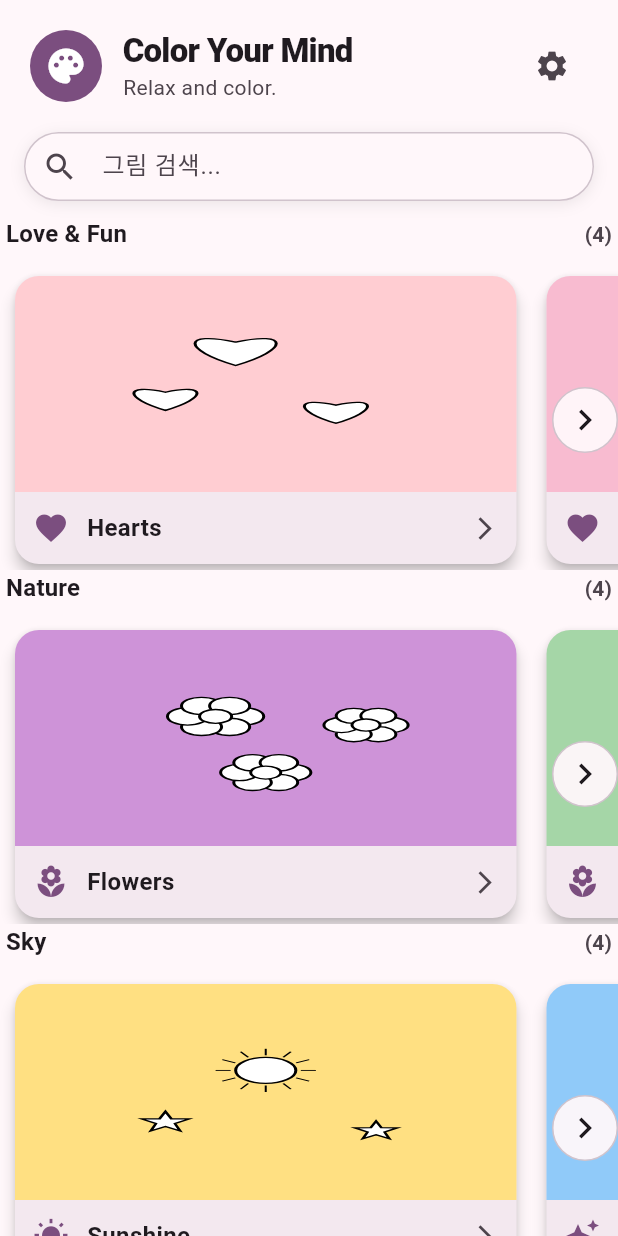
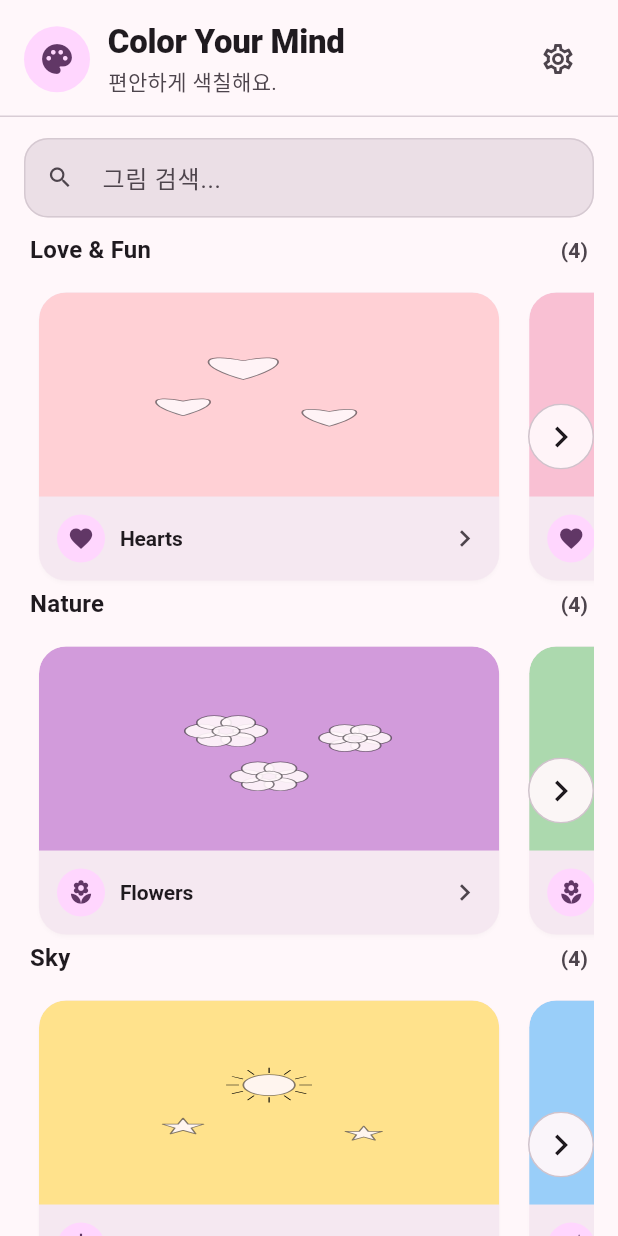
Before and after one commit to junnibear96/coloryourmind_flutter, a Flutter app: the screen it shows after launch, on a phone screen of 412 x 824 dp. Run offline on Flutter 3.47's test engine with Material 3 defaults, Android fonts, the phone set to English and light mode, and no system bars; our stand-ins replace file_picker; missing offline and left inert: dart:html, idb_shim.

Commit message:
20251226 반응형/애로 수정

```diff
--- a/lib/screens/coloring_page.dart
+++ b/lib/screens/coloring_page.dart
@@ -22,6 +22,7 @@ import '../state/my_drawings_store.dart';
 import '../utils/localization_utils.dart';
 import '../utils/shape_painter.dart';
 import '../utils/image_file_picker.dart';
+import '../utils/layout_breakpoints.dart';
 
 class ColoringPage extends StatefulWidget {
   final ColoringImage coloringImage;
@@ -125,7 +126,7 @@ class _ColoringPageState extends State<ColoringPage> {
             return AlertDialog(
               title: Text(tr('이미지 검색', 'Search images')),
               content: SizedBox(
-                width: 520,
+                width: AppLayout.imageSearchDialogWidth,
                 child: Column(
                   mainAxisSize: MainAxisSize.min,
                   children: [
@@ -142,7 +143,8 @@ class _ColoringPageState extends State<ColoringPage> {
                     ),
                     const SizedBox(height: 12),
                     ConstrainedBox(
-                      constraints: const BoxConstraints(maxHeight: 360),
+                      constraints: const BoxConstraints(
+                          maxHeight: AppLayout.imageSearchDialogMaxHeight),
                       child: results.isEmpty
                           ? Center(
                               child: Text(
@@ -1106,7 +1108,7 @@ class _ColoringPageState extends State<ColoringPage> {
 
     final theme = Theme.of(context);
     final cs = theme.colorScheme;
-    final isDesktop = MediaQuery.sizeOf(context).width >= 800;
+    final isDesktop = AppBreakpoints.editorIsDesktop(context);
 
     // Keep interaction mode independent of color selection.
     final MouseCursor cursor = _selectedTool == DrawingTool.pan
@@ -1126,7 +1128,7 @@ class _ColoringPageState extends State<ColoringPage> {
           body: SafeArea(
             child: LayoutBuilder(
               builder: (context, constraints) {
-                if (constraints.maxWidth >= 800) {
+                if (constraints.maxWidth >= AppBreakpoints.editorDesktopMinWidth) {
                   return Row(
                     children: [
                       _buildSidePanel(),
--- a/lib/screens/intro_page.dart
+++ b/lib/screens/intro_page.dart
@@ -5,6 +5,7 @@ import '../widgets/category_carousel_section.dart';
 import '../data/sample_data.dart';
 import '../state/app_state.dart';
 import '../utils/localization_utils.dart';
+import '../utils/layout_breakpoints.dart';
 import 'coloring_page.dart';
 
 class IntroPage extends StatefulWidget {
@@ -69,7 +70,7 @@ class _IntroPageState extends State<IntroPage> {
       body: SafeArea(
         child: Center(
           child: ConstrainedBox(
-            constraints: const BoxConstraints(maxWidth: 1200),
+            constraints: const BoxConstraints(maxWidth: AppLayout.contentMaxWidth),
             child: Column(
               children: [
                 _buildHeader(),
@@ -80,8 +81,14 @@ class _IntroPageState extends State<IntroPage> {
                     child: Column(
                       crossAxisAlignment: CrossAxisAlignment.start,
                       children: [
-                        _buildSearchBar(),
-                        ValueListenableBuilder<List<ColoringImage>>(
+                        Padding(
+                          padding: const EdgeInsets.fromLTRB(16, 14, 16, 0),
+                          child: _buildSearchBar(),
+                        ),
+                        const SizedBox(height: 10),
+                        Padding(
+                          padding: const EdgeInsets.symmetric(horizontal: 16),
+                          child: ValueListenableBuilder<List<ColoringImage>>(
                             valueListenable: uploadedImagesNotifier,
                             builder: (context, uploaded, _) {
                               if (uploaded.isEmpty) {
@@ -94,23 +101,32 @@ class _IntroPageState extends State<IntroPage> {
                               );
                             },
                           ),
-                        if (all.isEmpty)
-                          Container(
-                            height: 200,
-                            alignment: Alignment.center,
+                        ),
+                        Padding(
+                          padding: const EdgeInsets.symmetric(horizontal: 16),
+                          child: all.isEmpty
+                              ? SizedBox(
+                                  height: 220,
+                                  child: Center(
                                     child: Text(
                                       tr('검색 결과가 없습니다.', 'No results found.'),
-                              style: TextStyle(color: Colors.grey.shade500),
+                                      style: theme.textTheme.bodyMedium?.copyWith(
+                                        color: cs.onSurfaceVariant,
+                                      ),
+                                    ),
                                   ),
                                 )
-                        else
-                          ...groups.entries.map((entry) {
+                              : Column(
+                                  crossAxisAlignment: CrossAxisAlignment.start,
+                                  children: groups.entries.map((entry) {
                                     return CategoryCarouselSection(
                                       title: entry.key,
                                       images: entry.value,
                                       onTapImage: _openColoringPage,
                                     );
-                          }),
+                                  }).toList(growable: false),
+                                ),
+                        ),
                       ],
                     ),
                   ),
@@ -126,20 +142,27 @@ class _IntroPageState extends State<IntroPage> {
   Widget _buildHeader() {
     final theme = Theme.of(context);
     final cs = theme.colorScheme;
-    return Padding(
-      padding: const EdgeInsets.fromLTRB(20, 20, 20, 10),
+    return Material(
+      color: cs.surface,
+      child: Container(
+        padding: const EdgeInsets.fromLTRB(16, 14, 16, 12),
+        decoration: BoxDecoration(
+          border: Border(
+            bottom: BorderSide(color: cs.outlineVariant.withValues(alpha: 0.8)),
+          ),
+        ),
         child: Row(
           children: [
             Container(
-            width: 48,
-            height: 48,
+              width: 44,
+              height: 44,
               decoration: BoxDecoration(
-              color: cs.primary,
+                color: cs.primaryContainer,
                 shape: BoxShape.circle,
               ),
-            child: Icon(Icons.palette, color: cs.onPrimary, size: 28),
+              child: Icon(Icons.palette, color: cs.onPrimaryContainer, size: 24),
             ),
-          const SizedBox(width: 14),
+            const SizedBox(width: 12),
             Expanded(
               child: Column(
                 crossAxisAlignment: CrossAxisAlignment.start,
@@ -147,12 +170,13 @@ class _IntroPageState extends State<IntroPage> {
                   Text(
                     'Color Your Mind',
                     style: theme.textTheme.titleLarge?.copyWith(
-                    fontWeight: FontWeight.w900,
-                    letterSpacing: -0.5,
+                      fontWeight: FontWeight.w800,
+                      letterSpacing: -0.2,
                     ),
                   ),
+                  const SizedBox(height: 2),
                   Text(
-                  'Relax and color.',
+                    tr('편안하게 색칠해요.', 'Relax and color.'),
                     style: theme.textTheme.bodyMedium?.copyWith(
                       color: cs.onSurfaceVariant,
                     ),
@@ -163,13 +187,14 @@ class _IntroPageState extends State<IntroPage> {
             _buildSettingsMenu(),
           ],
         ),
+      ),
     );
   }
 
   Widget _buildSettingsMenu() {
     final cs = Theme.of(context).colorScheme;
     return PopupMenuButton<String>(
-      icon: Icon(Icons.settings, color: cs.onSurfaceVariant),
+      icon: Icon(Icons.settings_outlined, color: cs.onSurfaceVariant),
       tooltip: tr('설정', 'Settings'),
       onSelected: (val) {
         if (val == 'locale') {
@@ -198,30 +223,27 @@ class _IntroPageState extends State<IntroPage> {
 
   Widget _buildSearchBar() {
     final cs = Theme.of(context).colorScheme;
-    return Padding(
-      padding: const EdgeInsets.symmetric(horizontal: 16, vertical: 10),
-      child: Container(
-        height: 46,
-        decoration: BoxDecoration(
-          color: cs.surface,
-          borderRadius: BorderRadius.circular(24),
-          boxShadow: [
-            BoxShadow(
-              color: cs.shadow.withValues(alpha: 0.08),
-              blurRadius: 8,
-              offset: const Offset(0, 2),
-            ),
-          ],
-        ),
-        child: TextField(
+    return TextField(
       onChanged: _onSearchChanged,
       decoration: InputDecoration(
         hintText: tr('그림 검색...', 'Search images...'),
         prefixIcon: Icon(Icons.search, color: cs.onSurfaceVariant),
-            border: InputBorder.none,
-            contentPadding: const EdgeInsets.symmetric(vertical: 13),
+        filled: true,
+        fillColor: cs.surfaceContainerHighest,
+        border: OutlineInputBorder(
+          borderRadius: BorderRadius.circular(16),
+          borderSide: BorderSide(color: cs.outlineVariant.withValues(alpha: 0.8)),
         ),
+        enabledBorder: OutlineInputBorder(
+          borderRadius: BorderRadius.circular(16),
+          borderSide: BorderSide(color: cs.outlineVariant.withValues(alpha: 0.8)),
         ),
+        focusedBorder: OutlineInputBorder(
+          borderRadius: BorderRadius.circular(16),
+          borderSide: BorderSide(color: cs.primary.withValues(alpha: 0.9), width: 1.5),
+        ),
+        isDense: true,
+        contentPadding: const EdgeInsets.symmetric(horizontal: 14, vertical: 14),
       ),
     );
   }
--- /dev/null
+++ b/lib/utils/layout_breakpoints.dart
@@ -0,0 +1,60 @@
+import 'package:flutter/widgets.dart';
+
+/// Centralized responsive breakpoints for the app.
+///
+/// Keep all width thresholds here to avoid UI regressions on tablets/folds.
+class AppBreakpoints {
+  AppBreakpoints._();
+
+  /// At and above this width, prefer grid layouts over carousels.
+  static const double gridMinWidth = 680;
+
+  /// Canvas/editor splits into side panel + canvas.
+  static const double editorDesktopMinWidth = 800;
+
+  /// Grid column thresholds (Intro carousels -> grid).
+  static const double grid3ColsMinWidth = 900;
+  static const double grid4ColsMinWidth = 1100;
+
+  /// Carousel viewport thresholds.
+  static const double carousel3PeekMinWidth = 1100;
+  static const double carousel2PeekMinWidth = 820;
+  static const double carousel1PeekMinWidth = 560;
+
+  static double screenWidth(BuildContext context) =>
+      MediaQuery.sizeOf(context).width;
+
+  static bool useGrid(BuildContext context) =>
+      screenWidth(context) >= gridMinWidth;
+
+  static bool editorIsDesktop(BuildContext context) =>
+      screenWidth(context) >= editorDesktopMinWidth;
+
+  static int gridColumnsForWidth(double width) {
+    if (width >= grid4ColsMinWidth) return 4;
+    if (width >= grid3ColsMinWidth) return 3;
+    return 2;
+  }
+
+  static int gridColumns(BuildContext context) =>
+      gridColumnsForWidth(screenWidth(context));
+
+  static double carouselViewportFractionForWidth(double width) {
+    if (width >= carousel3PeekMinWidth) return 0.34; // show ~3 cards
+    if (width >= carousel2PeekMinWidth) return 0.46; // show ~2 cards
+    if (width >= carousel1PeekMinWidth) return 0.70; // show 1 + peek
+    return 0.86; // mobile
+  }
+}
+
+/// Centralized layout sizing tokens (non-breakpoint constants).
+class AppLayout {
+  AppLayout._();
+
+  /// Max readable width for content pages (Intro, etc.).
+  static const double contentMaxWidth = 1200;
+
+  /// Image search dialog sizing.
+  static const double imageSearchDialogWidth = 520;
+  static const double imageSearchDialogMaxHeight = 360;
+}
--- a/lib/widgets/category_carousel_section.dart
+++ b/lib/widgets/category_carousel_section.dart
@@ -1,6 +1,7 @@
 import 'package:flutter/material.dart';
 import '../models/coloring_image.dart';
 import 'coloring_image_card.dart';
+import '../utils/layout_breakpoints.dart';
 
 class CategoryCarouselSection extends StatefulWidget {
   final String title;
@@ -56,10 +57,7 @@ class _CategoryCarouselSectionState extends State<CategoryCarouselSection> {
   }
 
   double _desiredViewportFraction(double width) {
-    if (width >= 1100) return 0.34; // show ~3 cards
-    if (width >= 820) return 0.46; // show ~2 cards
-    if (width >= 560) return 0.70; // show 1 + peek
-    return 0.86; // mobile
+    return AppBreakpoints.carouselViewportFractionForWidth(width);
   }
 
   void _maybeUpdateController(double width) {
@@ -85,9 +83,12 @@ class _CategoryCarouselSectionState extends State<CategoryCarouselSection> {
 
     return LayoutBuilder(
       builder: (context, constraints) {
-        final isDesktop = constraints.maxWidth >= 800;
+        // Use full screen width for breakpoints.
+        final screenWidth = AppBreakpoints.screenWidth(context);
 
-        if (isDesktop) {
+        if (AppBreakpoints.useGrid(context)) {
+          final columns = AppBreakpoints.gridColumnsForWidth(screenWidth);
+          final aspect = columns >= 3 ? 1.35 : 1.25;
           return Column(
             crossAxisAlignment: CrossAxisAlignment.start,
             children: [
@@ -96,9 +97,9 @@ class _CategoryCarouselSectionState extends State<CategoryCarouselSection> {
               GridView.builder(
                 shrinkWrap: true,
                 physics: const NeverScrollableScrollPhysics(),
-                gridDelegate: const SliverGridDelegateWithMaxCrossAxisExtent(
-                  maxCrossAxisExtent: 300, // Makes items "pretty" size, effectively "small" enough
-                  childAspectRatio: 1.4,
+                gridDelegate: SliverGridDelegateWithFixedCrossAxisCount(
+                  crossAxisCount: columns,
+                  childAspectRatio: aspect,
                   crossAxisSpacing: 16,
                   mainAxisSpacing: 16,
                 ),
--- a/lib/widgets/coloring_image_card.dart
+++ b/lib/widgets/coloring_image_card.dart
@@ -14,15 +14,25 @@ class ColoringImageCard extends StatelessWidget {
 
   @override
   Widget build(BuildContext context) {
-    final cs = Theme.of(context).colorScheme;
+    final theme = Theme.of(context);
+    final cs = theme.colorScheme;
+
+    const radius = 18.0;
+
     return Card(
-      elevation: 4,
+      elevation: 1.0,
+      color: cs.surfaceContainerLow,
+      surfaceTintColor: cs.surfaceTint.withValues(alpha: 0.10),
+      shadowColor: cs.shadow.withValues(alpha: 0.10),
       shape: RoundedRectangleBorder(
-        borderRadius: BorderRadius.circular(16),
+        borderRadius: BorderRadius.circular(radius),
       ),
+      clipBehavior: Clip.antiAlias,
       child: InkWell(
         onTap: onTap,
-        borderRadius: BorderRadius.circular(16),
+        overlayColor: WidgetStatePropertyAll(
+          cs.primary.withValues(alpha: 0.08),
+        ),
         child: Column(
           crossAxisAlignment: CrossAxisAlignment.stretch,
           children: [
@@ -31,47 +41,72 @@ class ColoringImageCard extends StatelessWidget {
                 decoration: BoxDecoration(
                   color: image.thumbnailColor,
                   borderRadius: const BorderRadius.vertical(
-                    top: Radius.circular(16),
+                    top: Radius.circular(radius),
                   ),
                 ),
                 child: image.backgroundImageBytes != null
-                    ? ClipRRect(
-                        borderRadius: const BorderRadius.vertical(
-                          top: Radius.circular(16),
-                        ),
-                        child: Image.memory(
-                          image.backgroundImageBytes!,
-                          fit: BoxFit.cover,
-                        ),
+                    ? Image.memory(
+                        image.backgroundImageBytes!,
+                        fit: BoxFit.cover,
                       )
-                    : CustomPaint(
-                        painter: ThumbnailPainter(shapes: image.shapes),
+                    : Stack(
+                        children: [
+                          // Soft tonal overlay to calm very saturated thumbnail colors.
+                          Positioned.fill(
+                            child: ColoredBox(
+                              color: cs.surface.withValues(alpha: 0.08),
+                            ),
+                          ),
+                          Padding(
+                            padding: const EdgeInsets.all(10),
+                            child: CustomPaint(
+                              painter: ThumbnailPainter(
+                                shapes: image.shapes,
+                                fillColor: cs.surface.withValues(alpha: 0.90),
+                                strokeColor: cs.onSurface.withValues(alpha: 0.55),
+                                strokeWidth: 2.0,
+                              ),
+                              child: const SizedBox.expand(),
+                            ),
+                          ),
+                        ],
                       ),
               ),
             ),
             Padding(
-              padding: const EdgeInsets.all(12),
+              padding: const EdgeInsets.fromLTRB(12, 12, 12, 12),
               child: Row(
                 children: [
-                  Icon(
-                    image.icon,
-                    color: cs.primary,
-                    size: 24,
+                  Container(
+                    width: 32,
+                    height: 32,
+                    decoration: BoxDecoration(
+                      color: cs.primaryContainer,
+                      shape: BoxShape.circle,
+                    ),
+                    child: Icon(
+                      image.icon,
+                      color: cs.onPrimaryContainer,
+                      size: 18,
+                    ),
                   ),
-                  const SizedBox(width: 12),
+                  const SizedBox(width: 10),
                   Expanded(
                     child: Text(
                       image.title,
-                      style: const TextStyle(
-                        fontSize: 16,
-                        fontWeight: FontWeight.bold,
+                      maxLines: 1,
+                      overflow: TextOverflow.ellipsis,
+                      style: theme.textTheme.titleSmall?.copyWith(
+                        fontWeight: FontWeight.w700,
+                        letterSpacing: -0.1,
                       ),
                     ),
                   ),
+                  const SizedBox(width: 8),
                   Icon(
-                    Icons.arrow_forward_ios,
+                    Icons.chevron_right,
                     color: cs.onSurfaceVariant,
-                    size: 18,
+                    size: 22,
                   ),
                 ],
               ),
--- a/lib/widgets/thumbnail_painter.dart
+++ b/lib/widgets/thumbnail_painter.dart
@@ -4,8 +4,16 @@ import '../utils/shape_painter.dart';
 
 class ThumbnailPainter extends CustomPainter {
   final List<ShapeData> shapes;
+  final Color fillColor;
+  final Color strokeColor;
+  final double strokeWidth;
 
-  ThumbnailPainter({required this.shapes});
+  const ThumbnailPainter({
+    required this.shapes,
+    this.fillColor = Colors.white,
+    this.strokeColor = Colors.black,
+    this.strokeWidth = 2.0,
+  });
 
   @override
   void paint(Canvas canvas, Size size) {
@@ -15,12 +23,16 @@ class ThumbnailPainter extends CustomPainter {
 
     for (var shape in shapes) {
       final fillPaint = Paint()
-        ..color = Colors.white
-        ..style = PaintingStyle.fill;
+        ..color = fillColor
+        ..style = PaintingStyle.fill
+        ..isAntiAlias = true;
       final strokePaint = Paint()
-        ..color = Colors.black
+        ..color = strokeColor
         ..style = PaintingStyle.stroke
-        ..strokeWidth = 3;
+        ..strokeWidth = strokeWidth
+        ..strokeJoin = StrokeJoin.round
+        ..strokeCap = StrokeCap.round
+        ..isAntiAlias = true;
 
       ShapePainter.drawShape(canvas, shape, fillPaint, strokePaint);
     }
```
Lines whose indentation alone changed are shown as unchanged.
